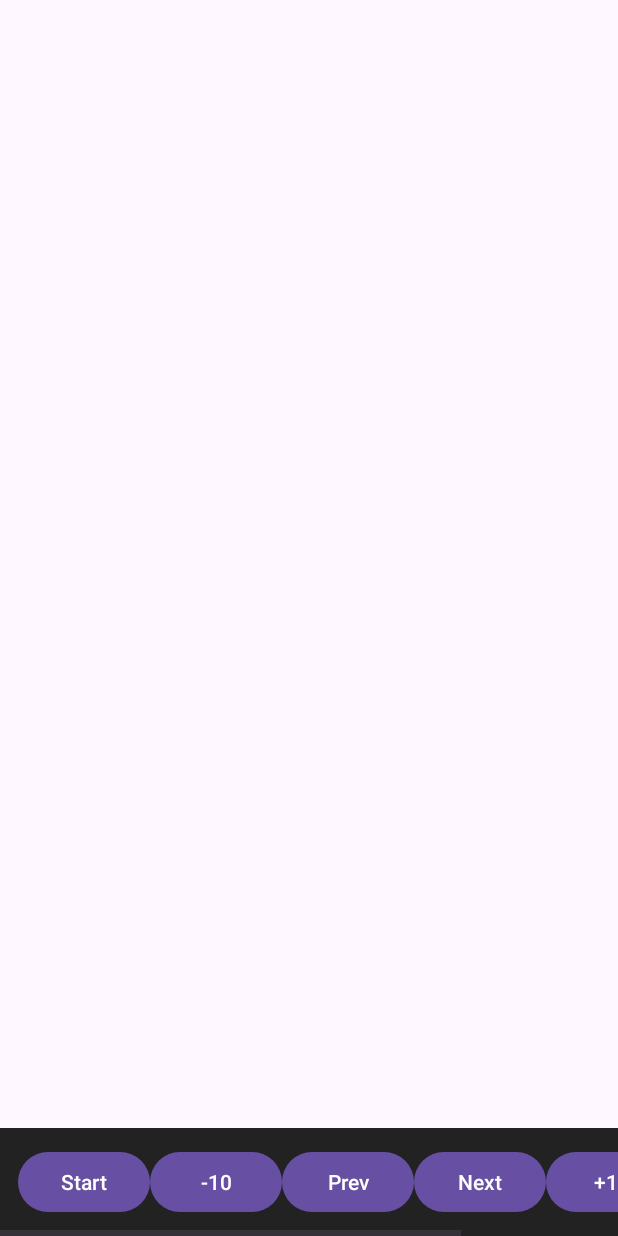
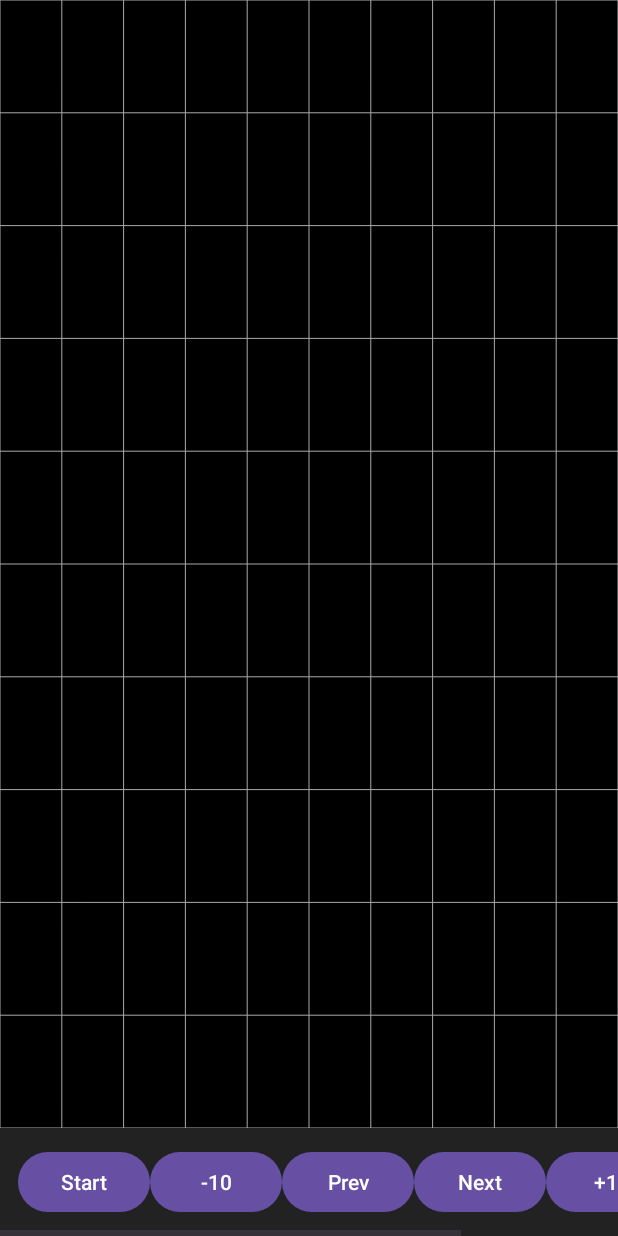
Before and after one commit to exinc1/tankscodecombat, an Android app: the VisualGame screen opened directly, with no data from a screen before it, on a phone screen of 412 x 824 dp. Run offline under Robolectric (Android 15) with nearby library versions, the light colour scheme and no system bars.

Commit message:
fixed constraints issues

```diff
--- a/app/src/main/res/layout/activity_visual_game.xml
+++ b/app/src/main/res/layout/activity_visual_game.xml
@@ -14,12 +14,13 @@
         android:layout_height="0dp"
         android:background="#000000"
         app:layout_constraintTop_toTopOf="parent"
-        app:layout_constraintBottom_toTopOf="@+id/buttonsLayout"
+        app:layout_constraintBottom_toTopOf="@+id/buttonsScrollView"
         app:layout_constraintStart_toStartOf="parent"
         app:layout_constraintEnd_toEndOf="parent" />
 
     <HorizontalScrollView
-        android:layout_width="0dp"
+        android:id="@+id/buttonsScrollView"
+        android:layout_width="match_parent"
         android:layout_height="wrap_content"
         app:layout_constraintBottom_toBottomOf="parent"
         app:layout_constraintStart_toStartOf="parent"
@@ -27,15 +28,12 @@
 
         <LinearLayout
             android:id="@+id/buttonsLayout"
-            android:layout_width="0dp"
+            android:layout_width="wrap_content"
             android:layout_height="wrap_content"
             android:orientation="horizontal"
             android:gravity="center"
             android:padding="12dp"
-            android:background="#222222"
-            app:layout_constraintBottom_toBottomOf="parent"
-            app:layout_constraintStart_toStartOf="parent"
-            app:layout_constraintEnd_toEndOf="parent">
+            android:background="#222222">
 
             <Button
                 android:id="@+id/skipStart"
```
